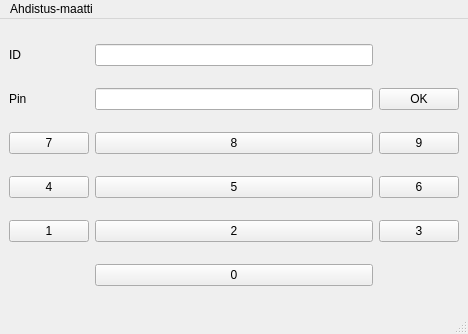
Qt form bankautomat/mainwindow.ui (tvt21kmo-bank-project/group_3) before a commit.
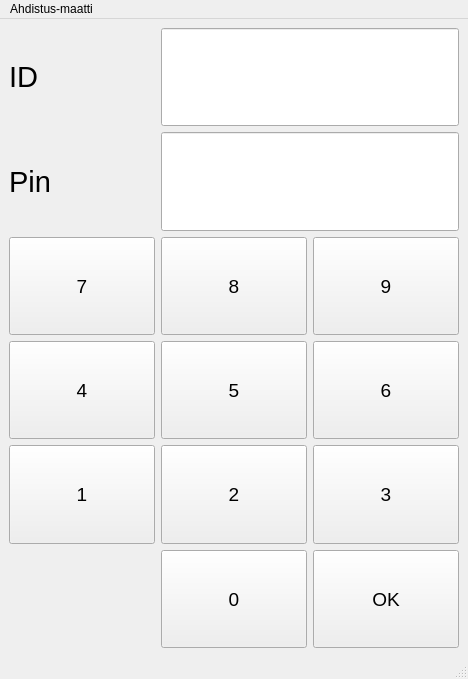
The same form after that commit.

The edit to the form file:
```diff
--- a/bankautomat/mainwindow.ui
+++ b/bankautomat/mainwindow.ui
@@ -7,7 +7,7 @@
     <x>0</x>
     <y>0</y>
     <width>468</width>
-    <height>334</height>
+    <height>679</height>
    </rect>
   </property>
   <property name="sizePolicy">
@@ -21,13 +21,24 @@
   </property>
   <property name="styleSheet">
    <string notr="true">QMainwindow {
-background-color:  	#0000FF;
+background-color:  	'black';
 }   </string>
   </property>
   <widget class="QWidget" name="centralwidget">
    <layout class="QGridLayout" name="gridLayout">
     <item row="3" column="0">
      <widget class="QPushButton" name="btn7">
+      <property name="sizePolicy">
+       <sizepolicy hsizetype="Preferred" vsizetype="Preferred">
+        <horstretch>0</horstretch>
+        <verstretch>0</verstretch>
+       </sizepolicy>
+      </property>
+      <property name="font">
+       <font>
+        <pointsize>14</pointsize>
+       </font>
+      </property>
       <property name="styleSheet">
        <string notr="true">QPushButton {
 
@@ -60,6 +71,17 @@
     </item>
     <item row="3" column="2">
      <widget class="QPushButton" name="btn9">
+      <property name="sizePolicy">
+       <sizepolicy hsizetype="Preferred" vsizetype="Preferred">
+        <horstretch>0</horstretch>
+        <verstretch>0</verstretch>
+       </sizepolicy>
+      </property>
+      <property name="font">
+       <font>
+        <pointsize>14</pointsize>
+       </font>
+      </property>
       <property name="styleSheet">
        <string notr="true">QPushButton {
 
@@ -90,40 +112,13 @@
       </property>
      </widget>
     </item>
-    <item row="5" column="2">
-     <widget class="QPushButton" name="btn3">
-      <property name="styleSheet">
-       <string notr="true">QPushButton {
-
-  background-color:  #C0C0C0;
-    border-style: outset;
-    border-width: 2px;
-    border-radius: 10px;
-    border-color: beige;
-    min-width: 10em;
-    padding: 6px;
-	color: black;
-}♣
-
-QPushButton:pressed {
-
-  background-color: #808080;
-    border-style: outset;
-    border-width: 2px;
-    border-radius: 10px;
-    border-color: beige;
-    min-width: 10em;
-    padding: 6px;
-	color: black;
-}♣</string>
-      </property>
-      <property name="text">
-       <string>3</string>
-      </property>
-     </widget>
-    </item>
     <item row="2" column="0">
      <widget class="QLabel" name="label_2">
+      <property name="font">
+       <font>
+        <pointsize>22</pointsize>
+       </font>
+      </property>
       <property name="text">
        <string>Pin</string>
       </property>
@@ -131,6 +126,17 @@
     </item>
     <item row="4" column="1">
      <widget class="QPushButton" name="btn5">
+      <property name="sizePolicy">
+       <sizepolicy hsizetype="Preferred" vsizetype="Preferred">
+        <horstretch>0</horstretch>
+        <verstretch>0</verstretch>
+       </sizepolicy>
+      </property>
+      <property name="font">
+       <font>
+        <pointsize>14</pointsize>
+       </font>
+      </property>
       <property name="styleSheet">
        <string notr="true">QPushButton {
 
@@ -163,6 +169,17 @@
     </item>
     <item row="4" column="0">
      <widget class="QPushButton" name="btn4">
+      <property name="sizePolicy">
+       <sizepolicy hsizetype="Preferred" vsizetype="Preferred">
+        <horstretch>0</horstretch>
+        <verstretch>0</verstretch>
+       </sizepolicy>
+      </property>
+      <property name="font">
+       <font>
+        <pointsize>14</pointsize>
+       </font>
+      </property>
       <property name="styleSheet">
        <string notr="true">QPushButton {
 
@@ -195,6 +212,11 @@
     </item>
     <item row="0" column="0">
      <widget class="QLabel" name="label">
+      <property name="font">
+       <font>
+        <pointsize>22</pointsize>
+       </font>
+      </property>
       <property name="text">
        <string>ID</string>
       </property>
@@ -202,6 +224,17 @@
     </item>
     <item row="3" column="1">
      <widget class="QPushButton" name="btn8">
+      <property name="sizePolicy">
+       <sizepolicy hsizetype="Preferred" vsizetype="Preferred">
+        <horstretch>0</horstretch>
+        <verstretch>0</verstretch>
+       </sizepolicy>
+      </property>
+      <property name="font">
+       <font>
+        <pointsize>14</pointsize>
+       </font>
+      </property>
       <property name="styleSheet">
        <string notr="true">QPushButton {
 
@@ -234,6 +267,17 @@
     </item>
     <item row="4" column="2">
      <widget class="QPushButton" name="btn6">
+      <property name="sizePolicy">
+       <sizepolicy hsizetype="Preferred" vsizetype="Preferred">
+        <horstretch>0</horstretch>
+        <verstretch>0</verstretch>
+       </sizepolicy>
+      </property>
+      <property name="font">
+       <font>
+        <pointsize>14</pointsize>
+       </font>
+      </property>
       <property name="styleSheet">
        <string notr="true">QPushButton {
 
@@ -266,6 +310,17 @@
     </item>
     <item row="5" column="1">
      <widget class="QPushButton" name="btn2">
+      <property name="sizePolicy">
+       <sizepolicy hsizetype="Preferred" vsizetype="Preferred">
+        <horstretch>0</horstretch>
+        <verstretch>0</verstretch>
+       </sizepolicy>
+      </property>
+      <property name="font">
+       <font>
+        <pointsize>14</pointsize>
+       </font>
+      </property>
       <property name="styleSheet">
        <string notr="true">QPushButton {
 
@@ -296,40 +351,19 @@
       </property>
      </widget>
     </item>
-    <item row="7" column="1">
-     <widget class="QPushButton" name="btn0">
-      <property name="styleSheet">
-       <string notr="true">QPushButton {
-
-  background-color:  #C0C0C0;
-    border-style: outset;
-    border-width: 2px;
-    border-radius: 10px;
-    border-color: beige;
-    min-width: 10em;
-    padding: 6px;
-	color: black;
-}♣
-
-QPushButton:pressed {
-
-  background-color: #808080;
-    border-style: outset;
-    border-width: 2px;
-    border-radius: 10px;
-    border-color: beige;
-    min-width: 10em;
-    padding: 6px;
-	color: black;
-}♣</string>
-      </property>
-      <property name="text">
-       <string>0</string>
-      </property>
-     </widget>
-    </item>
     <item row="5" column="0">
      <widget class="QPushButton" name="btn1">
+      <property name="sizePolicy">
+       <sizepolicy hsizetype="Preferred" vsizetype="Preferred">
+        <horstretch>0</horstretch>
+        <verstretch>0</verstretch>
+       </sizepolicy>
+      </property>
+      <property name="font">
+       <font>
+        <pointsize>14</pointsize>
+       </font>
+      </property>
       <property name="styleSheet">
        <string notr="true">QPushButton {
 
@@ -360,14 +394,93 @@
       </property>
      </widget>
     </item>
-    <item row="2" column="1">
-     <widget class="QLineEdit" name="Display2">
-      <property name="maxLength">
-       <number>4</number>
+    <item row="6" column="1">
+     <widget class="QPushButton" name="btn0">
+      <property name="sizePolicy">
+       <sizepolicy hsizetype="Preferred" vsizetype="Preferred">
+        <horstretch>0</horstretch>
+        <verstretch>0</verstretch>
+       </sizepolicy>
       </property>
+      <property name="font">
+       <font>
+        <pointsize>14</pointsize>
+       </font>
+      </property>
+      <property name="styleSheet">
+       <string notr="true">QPushButton {
+
+  background-color:  #C0C0C0;
+    border-style: outset;
+    border-width: 2px;
+    border-radius: 10px;
+    border-color: beige;
+    min-width: 10em;
+    padding: 6px;
+	color: black;
+}♣
+
+QPushButton:pressed {
+
+  background-color: #808080;
+    border-style: outset;
+    border-width: 2px;
+    border-radius: 10px;
+    border-color: beige;
+    min-width: 10em;
+    padding: 6px;
+	color: black;
+}♣</string>
+      </property>
+      <property name="text">
+       <string>0</string>
+      </property>
      </widget>
     </item>
-    <item row="2" column="2">
+    <item row="5" column="2">
+     <widget class="QPushButton" name="btn3">
+      <property name="sizePolicy">
+       <sizepolicy hsizetype="Preferred" vsizetype="Preferred">
+        <horstretch>0</horstretch>
+        <verstretch>0</verstretch>
+       </sizepolicy>
+      </property>
+      <property name="font">
+       <font>
+        <pointsize>14</pointsize>
+       </font>
+      </property>
+      <property name="styleSheet">
+       <string notr="true">QPushButton {
+
+  background-color:  #C0C0C0;
+    border-style: outset;
+    border-width: 2px;
+    border-radius: 10px;
+    border-color: beige;
+    min-width: 10em;
+    padding: 6px;
+	color: black;
+}♣
+
+QPushButton:pressed {
+
+  background-color: #808080;
+    border-style: outset;
+    border-width: 2px;
+    border-radius: 10px;
+    border-color: beige;
+    min-width: 10em;
+    padding: 6px;
+	color: black;
+}♣</string>
+      </property>
+      <property name="text">
+       <string>3</string>
+      </property>
+     </widget>
+    </item>
+    <item row="6" column="2">
      <widget class="QPushButton" name="btnOK">
       <property name="sizePolicy">
        <sizepolicy hsizetype="Preferred" vsizetype="Preferred">
@@ -375,6 +488,11 @@
         <verstretch>0</verstretch>
        </sizepolicy>
       </property>
+      <property name="font">
+       <font>
+        <pointsize>14</pointsize>
+       </font>
+      </property>
       <property name="styleSheet">
        <string notr="true">QPushButton {
 
@@ -405,8 +523,40 @@
       </property>
      </widget>
     </item>
-    <item row="0" column="1">
+    <item row="2" column="1" colspan="2">
+     <widget class="QLineEdit" name="Display2">
+      <property name="sizePolicy">
+       <sizepolicy hsizetype="Preferred" vsizetype="Preferred">
+        <horstretch>0</horstretch>
+        <verstretch>0</verstretch>
+       </sizepolicy>
+      </property>
+      <property name="font">
+       <font>
+        <pointsize>22</pointsize>
+       </font>
+      </property>
+      <property name="maxLength">
+       <number>4</number>
+      </property>
+      <property name="echoMode">
+       <enum>QLineEdit::Password</enum>
+      </property>
+     </widget>
+    </item>
+    <item row="0" column="1" colspan="2">
      <widget class="QLineEdit" name="Display1">
+      <property name="sizePolicy">
+       <sizepolicy hsizetype="Preferred" vsizetype="Preferred">
+        <horstretch>0</horstretch>
+        <verstretch>0</verstretch>
+       </sizepolicy>
+      </property>
+      <property name="font">
+       <font>
+        <pointsize>22</pointsize>
+       </font>
+      </property>
       <property name="maxLength">
        <number>4</number>
       </property>
```
